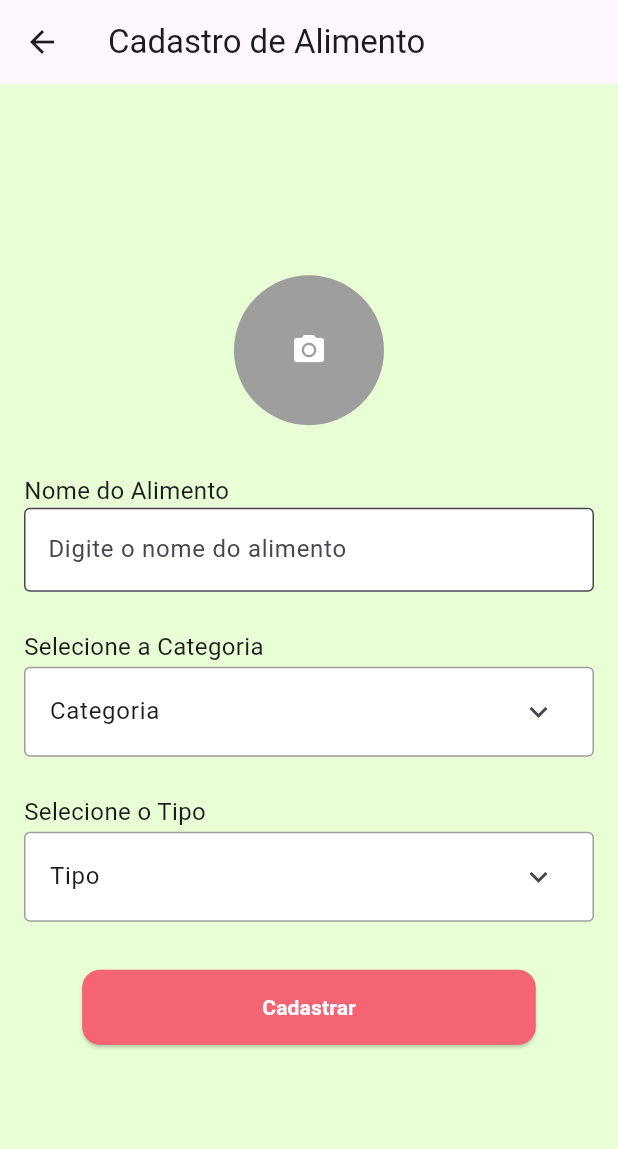
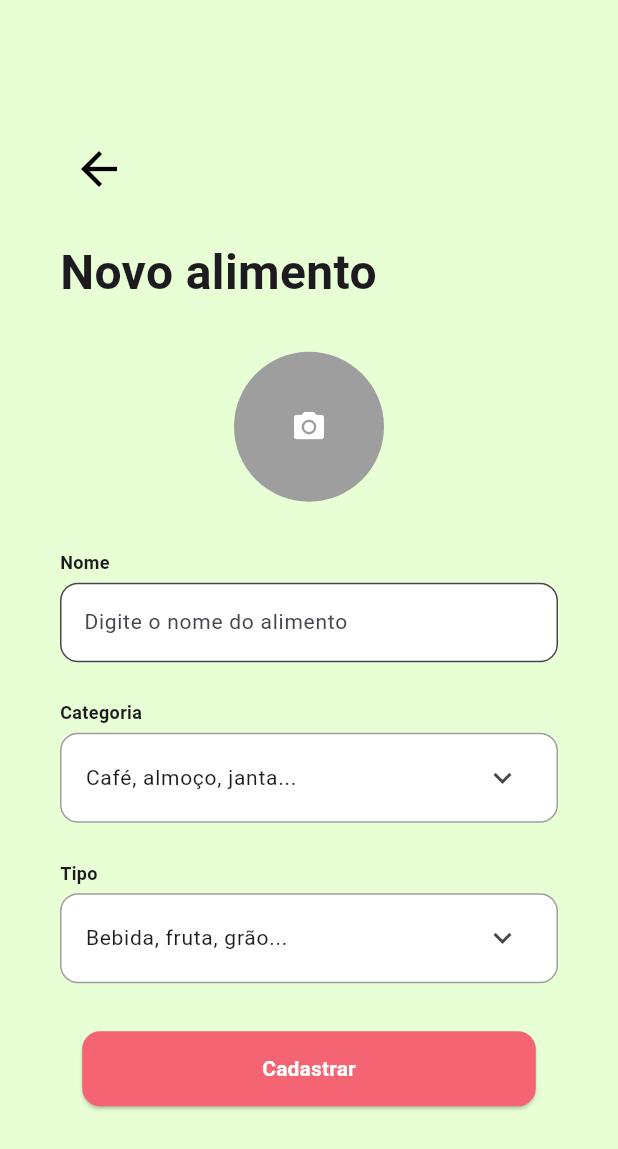
Before and after one commit to beatrizfeitosa/aplicativo-nutricao, a Flutter app: the CadastroAlimento screen opened directly, on a phone screen of 412 x 824 dp. Shown: the top 1149 px of the screen. Run offline on Flutter 3.47's test engine with Material 3 defaults, Android fonts, the phone set to English and light mode, and no system bars; our stand-ins replace flutter_masked_text2, google_fonts, image_picker, sqflite; accounts and stored records are empty.

Commit message:
feat: Adjusted the functionality of registering food and created the screen and functionality of registering menus

```diff
--- a/lib/view/cadastro_alimento.dart
+++ b/lib/view/cadastro_alimento.dart
@@ -5,7 +5,7 @@ import 'package:flutter/material.dart';
 import 'package:provider/provider.dart';
 
 class CadastroAlimento extends StatefulWidget {
-  const CadastroAlimento({Key? key}) : super(key: key);
+  const CadastroAlimento({super.key});
 
   @override
   State<CadastroAlimento> createState() => _CadastroAlimentoState();
@@ -22,19 +22,47 @@ class _CadastroAlimentoState extends State<CadastroAlimento> {
   Widget build(BuildContext context) {
     final userProviderId = Provider.of<UserProvider>(context, listen: true);
     return Scaffold(
-      appBar: AppBar(
-        title: const Text('Cadastro de Alimento'),
-      ),
       backgroundColor: const Color(0xFFE8FFD5),
       body: Center(
         child: SingleChildScrollView(
           child: Padding(
-            padding: const EdgeInsets.all(16.0),
+            padding: const EdgeInsets.all(40.0),
             child: Form(
               key: _formKey,
               child: Column(
                 mainAxisAlignment: MainAxisAlignment.center,
                 children: [
+                  Row(
+                    children: [
+                      Padding(
+                        padding: const EdgeInsets.only(
+                            left: 0),
+                        child: IconButton(
+                          icon: const Icon(
+                            Icons.arrow_back,
+                            size: 36,
+                            color: Colors.black,
+                          ),
+                          onPressed: () {
+                            Navigator.pop(context);
+                          },
+                        ),
+                      ),
+                    ],
+                  ),
+                  const SizedBox(height: 20),
+                  const Row(
+                    children: [
+                      Text(
+                        "Novo alimento",
+                        style: TextStyle(
+                          fontSize: 32,
+                          fontWeight: FontWeight.bold,
+                        ),
+                      ),
+                    ],
+                  ),
+                  const SizedBox(height: 30),
                   GestureDetector(
                     onTap: _selectImage,
                     child: _imagePath != null
@@ -52,21 +80,26 @@ class _CadastroAlimentoState extends State<CadastroAlimento> {
                   const Align(
                     alignment: Alignment.centerLeft,
                     child: Text(
-                      'Nome do Alimento',
-                      style: TextStyle(fontSize: 16),
+                      'Nome',
+                      style:
+                          TextStyle(fontSize: 12, fontWeight: FontWeight.bold),
                     ),
                   ),
+                  const SizedBox(height: 5),
                   TextFormField(
                     controller: _nomeController,
-                    decoration: const InputDecoration(
+                    decoration: InputDecoration(
                       hintText: 'Digite o nome do alimento',
-                      border: OutlineInputBorder(),
+                      border: OutlineInputBorder(
+                        borderRadius: BorderRadius.circular(12),
+                        borderSide:
+                            const BorderSide(color: Colors.grey, width: 1000),
+                      ),
                       filled: true,
                       fillColor: Colors.white,
                     ),
                     style: const TextStyle(
-                      fontSize: 16,
-                      color: Colors.black,
+                      fontSize: 14,
                     ),
                     validator: (value) {
                       if (value == null || value.isEmpty) {
@@ -80,24 +113,25 @@ class _CadastroAlimentoState extends State<CadastroAlimento> {
                   const Align(
                     alignment: Alignment.centerLeft,
                     child: Text(
-                      'Selecione a Categoria',
-                      style: TextStyle(fontSize: 16),
+                      'Categoria',
+                      style:
+                          TextStyle(fontSize: 12, fontWeight: FontWeight.bold),
                     ),
                   ),
-                  const SizedBox(height: 2),
+                  const SizedBox(height: 5),
                   Container(
                     decoration: BoxDecoration(
                       color: Colors.white,
                       border: Border.all(color: Colors.grey),
-                      borderRadius: BorderRadius.circular(4),
+                      borderRadius: BorderRadius.circular(12),
                     ),
                     child: Align(
                       alignment: Alignment.centerLeft,
                       child: ExpansionTile(
                         title: Text(
-                          _categoriaSelecionada ?? 'Categoria',
+                          _categoriaSelecionada ?? 'Café, almoço, janta...',
                           style: TextStyle(
-                            fontSize: 16,
+                            fontSize: 14,
                             fontWeight: FontWeight.normal,
                           ),
                         ),
@@ -140,24 +174,25 @@ class _CadastroAlimentoState extends State<CadastroAlimento> {
                   const Align(
                     alignment: Alignment.centerLeft,
                     child: Text(
-                      'Selecione o Tipo',
-                      style: TextStyle(fontSize: 16),
+                      'Tipo',
+                      style:
+                          TextStyle(fontSize: 12, fontWeight: FontWeight.bold),
                     ),
                   ),
-                  const SizedBox(height: 2),
+                  const SizedBox(height: 5),
                   Container(
                     decoration: BoxDecoration(
                       color: Colors.white,
                       border: Border.all(color: Colors.grey),
-                      borderRadius: BorderRadius.circular(4),
+                      borderRadius: BorderRadius.circular(12),
                     ),
                     child: Align(
                       alignment: Alignment.centerLeft,
                       child: ExpansionTile(
                         title: Text(
-                          _tipoSelecionado ?? 'Tipo',
+                          _tipoSelecionado ?? 'Bebida, fruta, grão...',
                           style: TextStyle(
-                            fontSize: 16,
+                            fontSize: 14,
                             fontWeight: FontWeight.normal,
                           ),
                         ),
@@ -218,32 +253,34 @@ class _CadastroAlimentoState extends State<CadastroAlimento> {
                   ),
                   const SizedBox(height: 32),
                   ElevatedButton(
-                    onPressed: () {
+                    onPressed: () async {
                       String? categoria = _categoriaSelecionada;
                       String? tipo = _tipoSelecionado;
 
                       if (_formKey.currentState!.validate()) {
                         if (categoria != null && tipo != null) {
-                          AlimentosController().cadastrarAlimento(
+                          await AlimentosController().cadastrarAlimento(
                             nome: _nomeController.text,
-                            categoria: categoria, // Passa a categoria selecionada
-                            tipo: tipo, // Passa o tipo selecionado
-                            foto: _imagePath, // Caminho da imagem
+                            tipo: tipo,
+                            categoria: categoria,
+                            foto: _imagePath,
                             userId: userProviderId.userId!,
                           );
+
+                          Navigator.pop(context);
                         } else {
                           ScaffoldMessenger.of(context).showSnackBar(
-                              const SnackBar(
-                                  content: Text(
-                                      'Selecione uma categoria e um tipo.')));
+                            const SnackBar(
+                              content:
+                                  Text('Selecione uma categoria e um tipo.'),
+                            ),
+                          );
                         }
-                        Navigator.pop(context); // Volta para a tela anterior
                       }
                     },
                     style: ElevatedButton.styleFrom(
-                      backgroundColor:
-                          const Color(0xFFF46472), // Cor de fundo do botão
-                      foregroundColor: Colors.white, // Cor do texto do botão
+                      backgroundColor: const Color(0xFFF46472),
+                      foregroundColor: Colors.white,
                       padding: const EdgeInsets.symmetric(
                           horizontal: 120, vertical: 15),
                       shape: RoundedRectangleBorder(
@@ -253,7 +290,7 @@ class _CadastroAlimentoState extends State<CadastroAlimento> {
                     child: const Text(
                       'Cadastrar', // Texto do botão
                       style: TextStyle(
-                        fontWeight: FontWeight.bold, // Deixa o texto em negrito
+                        fontWeight: FontWeight.bold,
                         color: Colors
                             .white, // Garante que a cor do texto seja branca
                       ),
```
Also changed, not shown: lib/data/database_helper.dart (+110 -6 lines), lib/view/cadastro_cardapio.dart (added, +325 -0 lines), lib/view/cadastro_page.dart (+16 -25 lines), 1 other file.
